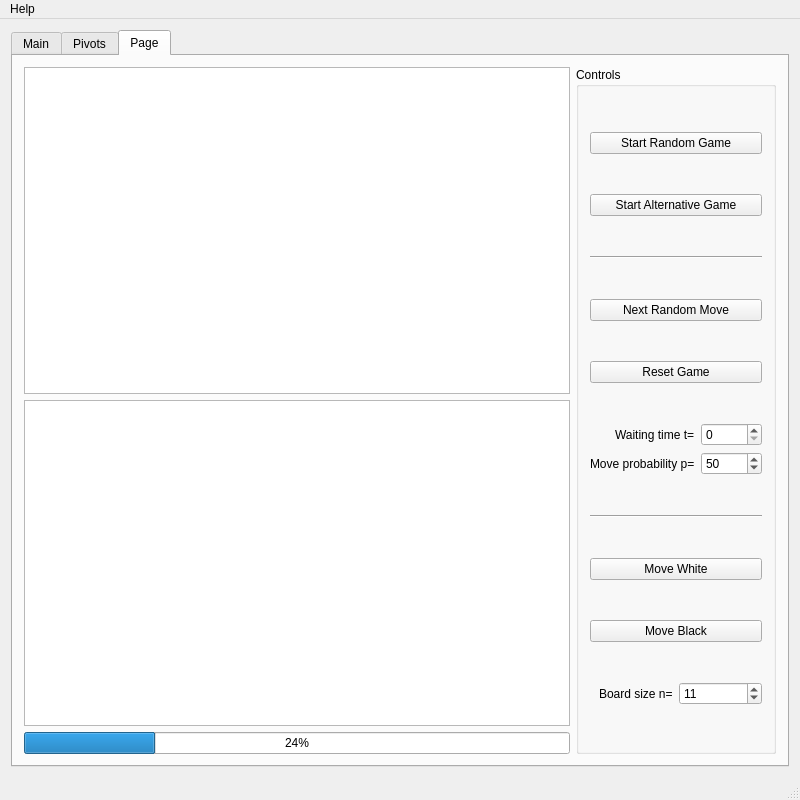
First picture: the form in randomhex/mainwindow.ui, repository dan98/randomhex, before the edit.
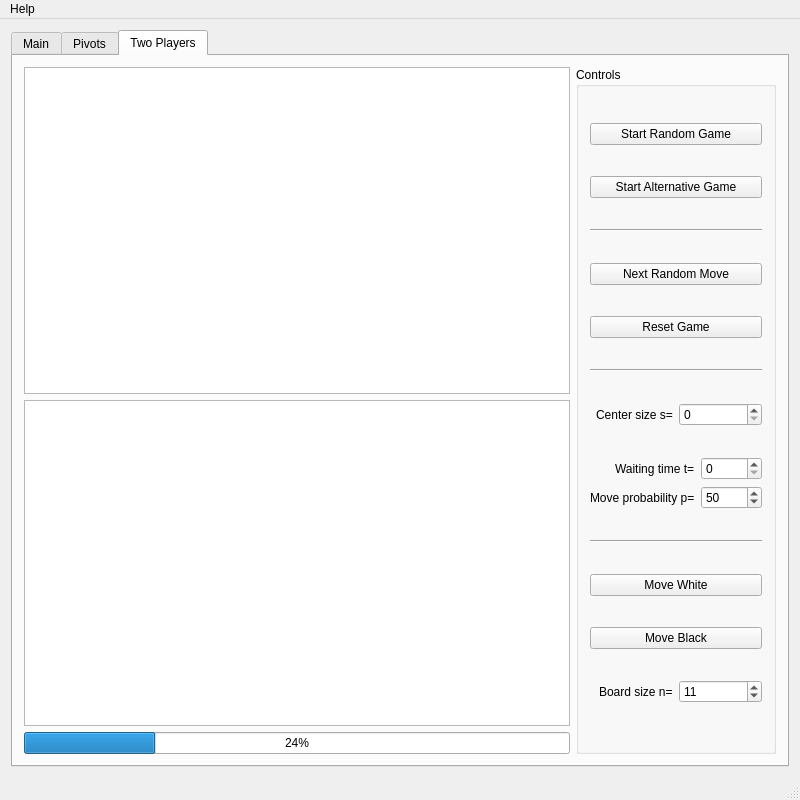
Second picture: the form after the edit. The open tabs and pages were chosen to show the change. Custom widgets are drawn as their Qt base class.

Patch:
```diff
--- a/randomhex/mainwindow.ui
+++ b/randomhex/mainwindow.ui
@@ -304,7 +304,7 @@
         <bool>true</bool>
        </property>
        <attribute name="title">
-        <string>Page</string>
+        <string>Two Players</string>
        </attribute>
        <layout class="QGridLayout" name="gridLayout">
         <item row="0" column="0">
@@ -367,6 +367,31 @@
              </property>
             </widget>
            </item>
+           <item>
+            <widget class="Line" name="line_3">
+             <property name="orientation">
+              <enum>Qt::Horizontal</enum>
+             </property>
+            </widget>
+           </item>
+           <item>
+            <layout class="QGridLayout" name="gridLayout_8">
+             <item row="0" column="1">
+              <widget class="QSpinBox" name="gameCenter">
+               <property name="maximum">
+                <number>9</number>
+               </property>
+              </widget>
+             </item>
+             <item row="0" column="0" alignment="Qt::AlignRight">
+              <widget class="QLabel" name="label_8">
+               <property name="text">
+                <string>Center size s=</string>
+               </property>
+              </widget>
+             </item>
+            </layout>
+           </item>
            <item>
             <layout class="QGridLayout" name="gridLayout_7">
              <item row="0" column="1">
```
Left out of the diff: 24 changed lines with no effect on the pictures.
